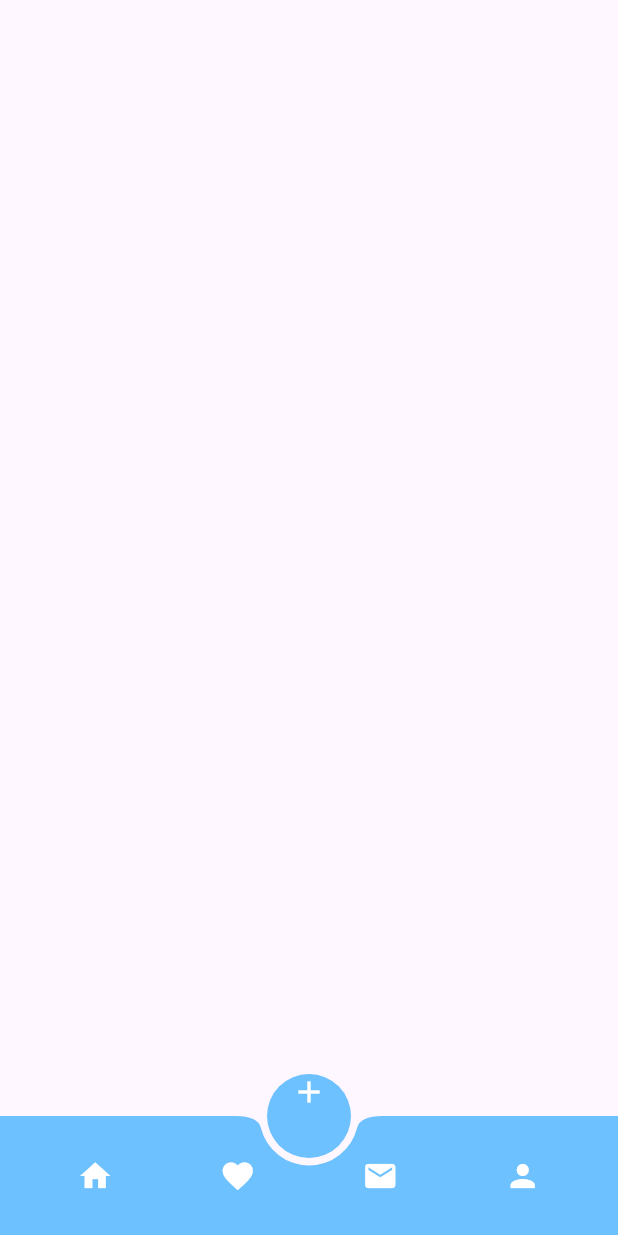
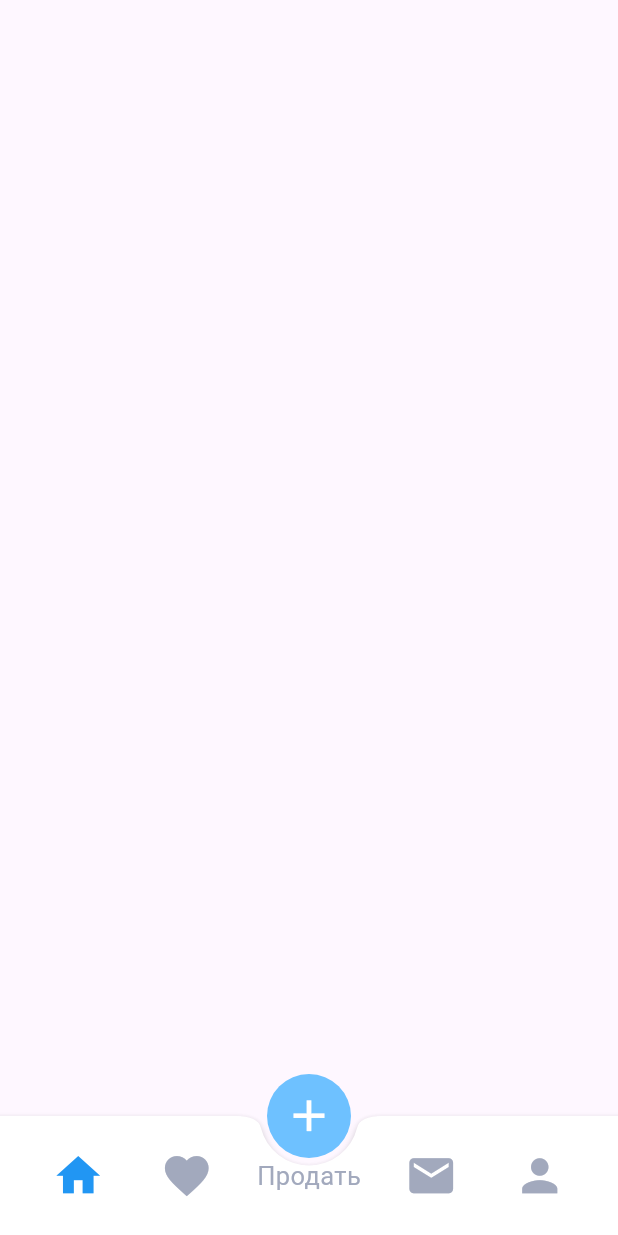
Before and after one commit to KadirovKmck/shopi_kg, a Flutter app: the NavbarPage screen opened directly, on a phone screen of 412 x 824 dp. Run offline on Flutter 3.47's test engine with Material 3 defaults, Android fonts, the phone set to English and light mode, and no system bars.

Commit message:
navbar is done

```diff
--- a/lib/src/components/navbar/navbar.dart
+++ b/lib/src/components/navbar/navbar.dart
@@ -1,4 +1,3 @@
-import 'package:flutter/cupertino.dart';
 import 'package:flutter/material.dart';
 import 'package:shopi_kg/src/modules/modules.dart';
 
@@ -10,11 +9,11 @@ class NavbarPage extends StatefulWidget {
 }
 
 class _NavbarPageState extends State<NavbarPage> {
-  int _selectedIndex = 0;
+  int selectedIndex = 0;
 
   void _onItemTapped(int index) {
     setState(() {
-      _selectedIndex = index;
+      selectedIndex = index;
     });
   }
 
@@ -27,7 +26,7 @@ class _NavbarPageState extends State<NavbarPage> {
   @override
   Widget build(BuildContext context) {
     return Scaffold(
-      body: _screens[_selectedIndex],
+      body: _screens[selectedIndex],
       floatingActionButtonLocation: FloatingActionButtonLocation.centerDocked,
       floatingActionButton: FloatingActionButton(
         onPressed: () {},
@@ -35,49 +34,69 @@ class _NavbarPageState extends State<NavbarPage> {
         foregroundColor: const Color.fromARGB(255, 255, 255, 255),
         elevation: 0,
         shape: const CircleBorder(),
-        child: const Column(
-          children: [
-            Icon(Icons.add),
-          ],
+        child: const Icon(
+          Icons.add,
+          size: 35,
         ),
       ),
       bottomNavigationBar: BottomAppBar(
         notchMargin: 5.0,
         shape: const CircularNotchedRectangle(),
-        color: const Color.fromARGB(221, 88, 185, 255),
+        shadowColor: Colors.black,
+        surfaceTintColor: Colors.white,
+        color: Colors.white,
         child: Row(
           mainAxisAlignment: MainAxisAlignment.spaceAround,
           mainAxisSize: MainAxisSize.max,
           children: [
             IconButton(
-              onPressed: () => _onItemTapped(0),
-              icon: const Icon(
+              onPressed: () {
+                _onItemTapped(0);
+              },
+              icon: Icon(
                 Icons.home,
-                color: Colors.white,
+                size: 35,
+                color:
+                    selectedIndex == 0 ? Colors.blue : const Color(0xffA2A9BD),
               ),
               tooltip: 'Home',
             ),
             IconButton(
-              onPressed: () => _onItemTapped(2),
-              icon: const Icon(
+              onPressed: () {
+                _onItemTapped(2);
+              },
+              icon: Icon(
                 Icons.favorite,
-                color: Colors.white,
+                size: 35,
+                color:
+                    selectedIndex == 2 ? Colors.blue : const Color(0xffA2A9BD),
               ),
               tooltip: 'Favorite',
             ),
+            const Text(
+              'Продать',
+              style: TextStyle(
+                fontSize: 17,
+                color: Color(0xffA2A9BD),
+              ),
+            ),
             IconButton(
               onPressed: () => _onItemTapped(1),
-              icon: const Icon(
+              icon: Icon(
                 Icons.email,
-                color: Colors.white,
+                size: 35,
+                color:
+                    selectedIndex == 1 ? Colors.blue : const Color(0xffA2A9BD),
               ),
               tooltip: 'Chat',
             ),
             IconButton(
               onPressed: () => _onItemTapped(3),
-              icon: const Icon(
+              icon: Icon(
                 Icons.person,
-                color: Colors.white,
+                size: 35,
+                color:
+                    selectedIndex == 3 ? Colors.blue : const Color(0xffA2A9BD),
               ),
               tooltip: 'Profile',
             ),
--- a/lib/src/modules/authification/sing_in_view.dart
+++ b/lib/src/modules/authification/sing_in_view.dart
@@ -1,4 +1,5 @@
 import 'package:flutter/material.dart';
+import 'package:shopi_kg/src/components/componets.dart';
 import 'package:shopi_kg/src/modules/modules.dart';
 
 class SingInView extends StatefulWidget {
@@ -145,7 +146,7 @@ class _SingInViewState extends State<SingInView> {
                           Navigator.push(
                             context,
                             MaterialPageRoute(
-                              builder: (context) => const HomeView(),
+                              builder: (context) => const NavbarPage(),
                             ),
                           );
                         },
--- a/lib/src/modules/authification/sing_up_view.dart
+++ b/lib/src/modules/authification/sing_up_view.dart
@@ -1,5 +1,5 @@
 import 'package:flutter/material.dart';
-import 'package:shopi_kg/src/modules/home/home_view.dart';
+import 'package:shopi_kg/src/components/componets.dart';
 
 class SingUpView extends StatefulWidget {
   const SingUpView({Key? key}) : super(key: key);
@@ -147,7 +147,7 @@ class _SingUpViewState extends State<SingUpView> {
                           Navigator.push(
                             context,
                             MaterialPageRoute(
-                              builder: (context) => const HomeView(),
+                              builder: (context) => const NavbarPage(),
                             ),
                           );
                         },
```
